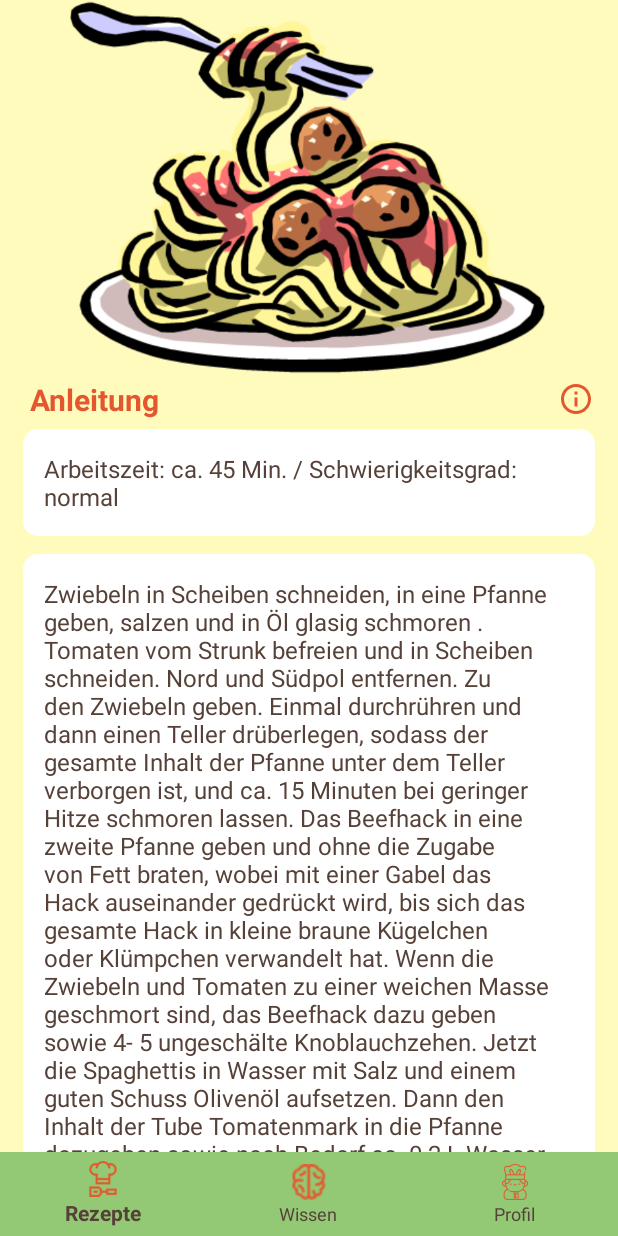
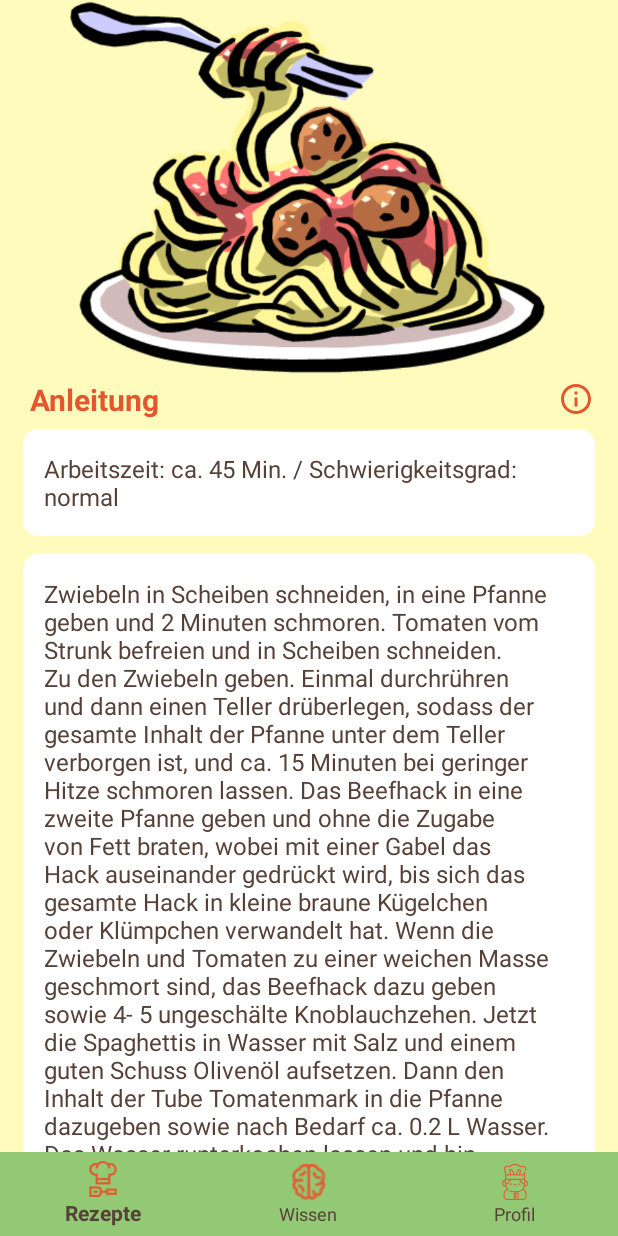
Before and after one commit to passionflower36/KochenRezept, an Android app: the fragment rezept_bolognese placed in its activity, scrolled down 362 dp, on a phone screen of 412 x 824 dp. Run offline under Robolectric (Android 15) with nearby library versions, the light colour scheme and no system bars; Roboto replaces fonts that are not available here.

Commit message:
styles bisschen geändert

```diff
--- a/app/src/main/res/layout/fragment_carbs.xml
+++ b/app/src/main/res/layout/fragment_carbs.xml
@@ -57,7 +57,6 @@
                 android:text="@string/carbs"
                 android:layout_marginLeft="20dp"
                 android:layout_marginRight="16dp"
-                android:layout_marginTop="20dp"
                 android:textSize="25sp"
                 android:textStyle="bold"
                 android:textColor="@color/colorAccent"
--- a/app/src/main/res/layout/fragment_rezept_pancake.xml
+++ b/app/src/main/res/layout/fragment_rezept_pancake.xml
@@ -11,6 +11,7 @@
         android:id="@+id/appbar"
         android:layout_height="wrap_content"
         android:layout_width="match_parent"
+        android:layout_marginTop="16dp"
         android:fitsSystemWindows="true">
 
 
--- a/app/src/main/res/layout/fragment_vegs.xml
+++ b/app/src/main/res/layout/fragment_vegs.xml
@@ -59,7 +59,6 @@
                 android:text="@string/vegs"
                 android:layout_marginLeft="20dp"
                 android:layout_marginRight="16dp"
-                android:layout_marginTop="20dp"
                 android:textSize="25sp"
                 android:textStyle="bold"
                 android:textColor="@color/colorAccent"
--- a/app/src/main/res/values/strings.xml
+++ b/app/src/main/res/values/strings.xml
@@ -16,7 +16,7 @@
     <!--**BOLOGNESE**-->
     <string name="bolo_zutaten">Spaghetti \nHackfleisch oder Sojagranulat \nTomaten\nZwiebeln\nKnoblauch\nOlivenöl\nOregano\nSalz\nPfeffer\nTomatenmark\nParmesan</string>
     <string name="bolo_mengen">"500g\n500g\n6\n2\n1 Knolle\n50 ml\n2 TL\n\n\n1 Tube\netwas"</string>
-    <string name="bolo_anleitung">Zwiebeln in Scheiben schneiden, in eine Pfanne geben, salzen und in Öl glasig schmoren . Tomaten vom Strunk befreien und in Scheiben schneiden. Nord und Südpol entfernen. Zu den Zwiebeln geben. Einmal durchrühren und dann einen Teller drüberlegen, sodass der gesamte Inhalt der Pfanne unter dem Teller verborgen ist, und ca. 15 Minuten bei geringer Hitze schmoren lassen.
+    <string name="bolo_anleitung">Zwiebeln in Scheiben schneiden, in eine Pfanne geben und 2 Minuten schmoren. Tomaten vom Strunk befreien und in Scheiben schneiden. Zu den Zwiebeln geben. Einmal durchrühren und dann einen Teller drüberlegen, sodass der gesamte Inhalt der Pfanne unter dem Teller verborgen ist, und ca. 15 Minuten bei geringer Hitze schmoren lassen.
 Das Beefhack in eine zweite Pfanne geben und ohne die Zugabe von Fett braten, wobei mit einer Gabel das Hack auseinander gedrückt wird, bis sich das gesamte Hack in kleine braune Kügelchen oder Klümpchen verwandelt hat. Wenn die Zwiebeln und Tomaten zu einer weichen Masse geschmort sind, das Beefhack dazu geben sowie 4- 5 ungeschälte Knoblauchzehen.
 Jetzt die Spaghettis in Wasser mit Salz und einem guten Schuss Olivenöl aufsetzen.
 Dann den Inhalt der Tube Tomatenmark in die Pfanne dazugeben sowie nach Bedarf ca. 0.2 L Wasser.
```
